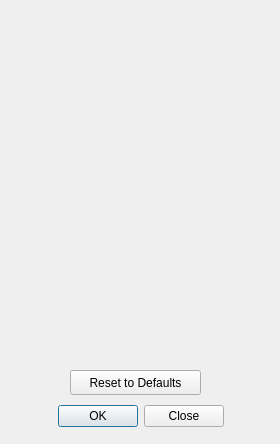
This is tomviz/PresetDialog.ui in OpenChemistry/tomviz as Qt 5 draws it before an edit. The edited form follows.
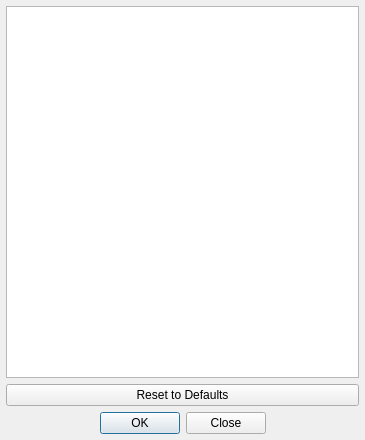
This is the edited form.

```diff
--- a/tomviz/PresetDialog.ui
+++ b/tomviz/PresetDialog.ui
@@ -6,45 +6,60 @@
    <rect>
     <x>0</x>
     <y>0</y>
-    <width>280</width>
-    <height>444</height>
+    <width>365</width>
+    <height>440</height>
    </rect>
   </property>
   <property name="windowTitle">
    <string>Color Presets</string>
   </property>
-  <widget class="QDialogButtonBox" name="buttonBox">
-   <property name="geometry">
-    <rect>
-     <x>0</x>
-     <y>400</y>
-     <width>281</width>
-     <height>32</height>
-    </rect>
+  <layout class="QVBoxLayout" name="verticalLayout">
+   <property name="leftMargin">
+    <number>6</number>
    </property>
-   <property name="orientation">
-    <enum>Qt::Horizontal</enum>
+   <property name="topMargin">
+    <number>6</number>
    </property>
-   <property name="standardButtons">
-    <set>QDialogButtonBox::Close|QDialogButtonBox::Ok</set>
+   <property name="rightMargin">
+    <number>6</number>
    </property>
-   <property name="centerButtons">
-    <bool>true</bool>
+   <property name="bottomMargin">
+    <number>6</number>
    </property>
-  </widget>
-  <widget class="QPushButton" name="pushButton">
-   <property name="geometry">
-    <rect>
-     <x>70</x>
-     <y>370</y>
-     <width>131</width>
-     <height>25</height>
-    </rect>
-   </property>
-   <property name="text">
-    <string>Reset to Defaults</string>
-   </property>
-  </widget>
+   <item>
+    <widget class="QTableView" name="tableView">
+     <property name="contextMenuPolicy">
+      <enum>Qt::CustomContextMenu</enum>
+     </property>
+     <property name="editTriggers">
+      <set>QAbstractItemView::NoEditTriggers</set>
+     </property>
+     <attribute name="horizontalHeaderVisible">
+      <bool>false</bool>
+     </attribute>
+    </widget>
+   </item>
+   <item>
+    <widget class="QPushButton" name="resetToDefaultsButton">
+     <property name="text">
+      <string>Reset to Defaults</string>
+     </property>
+    </widget>
+   </item>
+   <item>
+    <widget class="QDialogButtonBox" name="buttonBox">
+     <property name="orientation">
+      <enum>Qt::Horizontal</enum>
+     </property>
+     <property name="standardButtons">
+      <set>QDialogButtonBox::Close|QDialogButtonBox::Ok</set>
+     </property>
+     <property name="centerButtons">
+      <bool>true</bool>
+     </property>
+    </widget>
+   </item>
+  </layout>
  </widget>
  <resources/>
  <connections>
```
